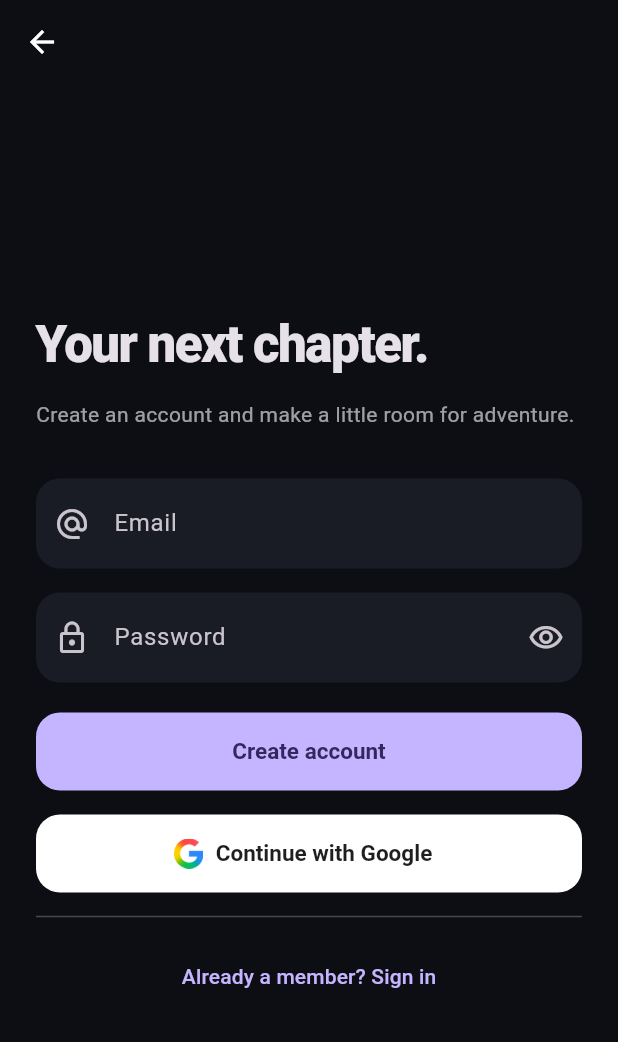
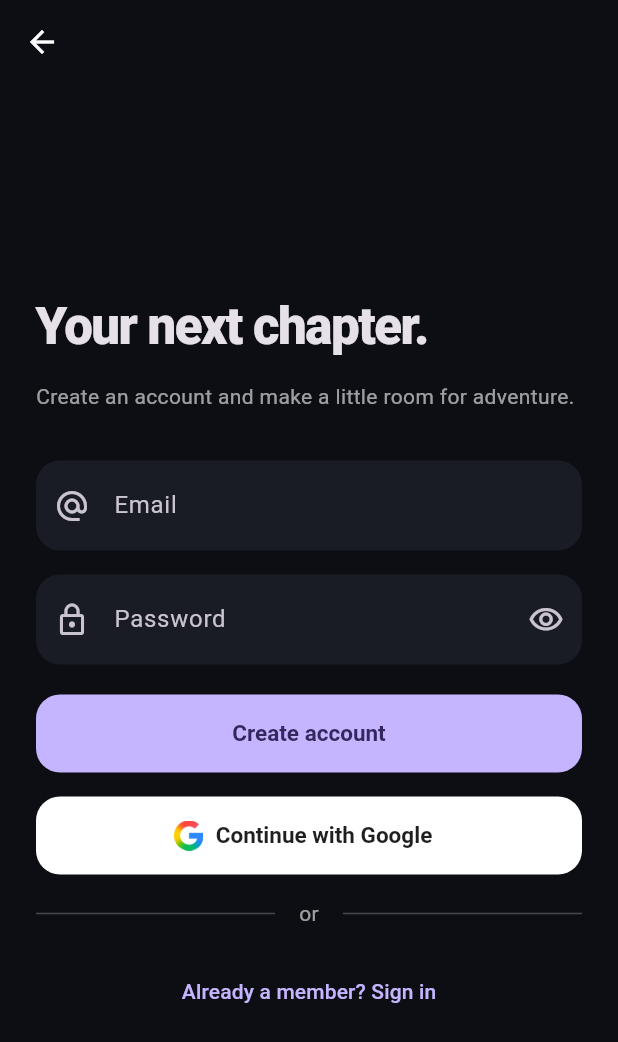
Before and after one commit to Oscasavia/mooddare, a Flutter app: the AuthFormScreen screen opened directly, on a phone screen of 412 x 824 dp. Shown: the top 1042 px of the screen. Run offline on Flutter 3.47's test engine with Material 3 defaults, Android fonts, the phone set to English and light mode, and no system bars; our stand-ins replace camera, cloud_firestore, firebase_auth, firebase_core, firebase_storage, google_sign_in and 4 more; missing offline and left inert: gal, video_thumbnail; accounts and stored records are empty.

Commit message:
Center or in auth divider with balanced vertical spacing

```diff
--- a/lib/features/auth/presentation/screens/auth_form_screen.dart
+++ b/lib/features/auth/presentation/screens/auth_form_screen.dart
@@ -197,12 +197,36 @@ class _AuthFormScreenState extends State<AuthFormScreen> {
                         ),
                         label: const Text('Continue with Google'),
                       ),
-                      const Divider(
-                        height: 32,
-                        thickness: 1,
-                        color: Colors.white24,
+                      const Padding(
+                        padding: EdgeInsets.symmetric(vertical: 16),
+                        child: Row(
+                          children: [
+                            Expanded(
+                              child: Divider(
+                                thickness: 1,
+                                color: Colors.white24,
+                              ),
+                            ),
+                            Padding(
+                              padding: EdgeInsets.symmetric(horizontal: 16),
+                              child: Text(
+                                'or',
+                                style: TextStyle(color: Colors.white60),
+                              ),
+                            ),
+                            Expanded(
+                              child: Divider(
+                                thickness: 1,
+                                color: Colors.white24,
+                              ),
+                            ),
+                          ],
+                        ),
                       ),
                       TextButton(
+                        style: TextButton.styleFrom(
+                          minimumSize: const Size.fromHeight(52),
+                        ),
                         onPressed: _busy
                             ? null
                             : () => setState(() {
```
